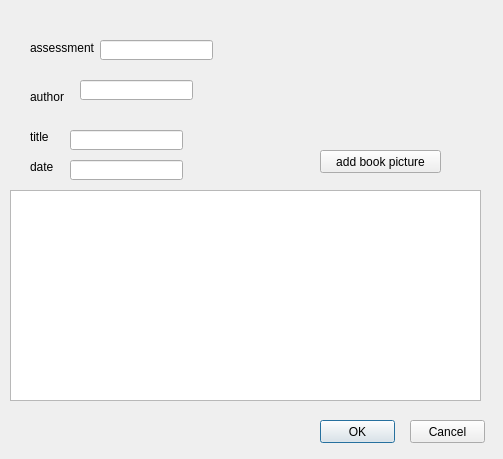
Qt form dialog.ui (artemsmolyak/books) before a commit.
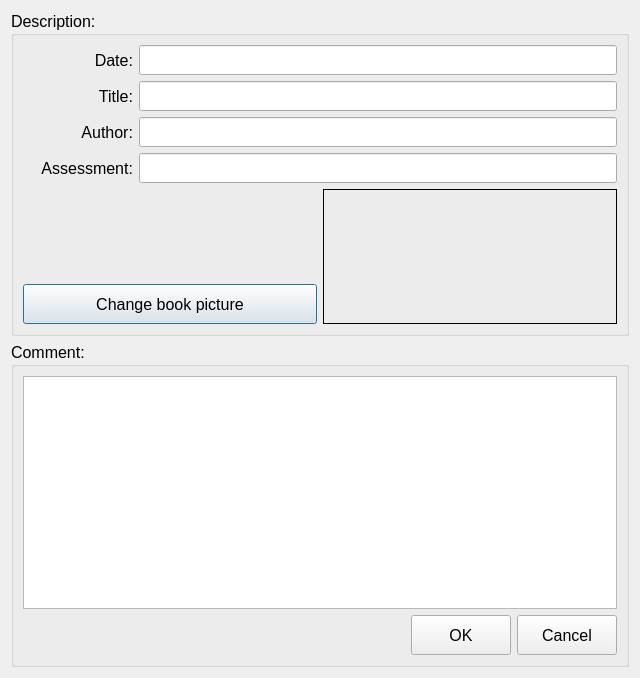
The same form after that commit. Icons and pictures are not drawn.

Diff of the .ui file:
```diff
--- a/dialog.ui
+++ b/dialog.ui
@@ -6,173 +6,373 @@
    <rect>
     <x>0</x>
     <y>0</y>
-    <width>503</width>
-    <height>459</height>
+    <width>640</width>
+    <height>678</height>
    </rect>
   </property>
+  <property name="minimumSize">
+   <size>
+    <width>640</width>
+    <height>480</height>
+   </size>
+  </property>
+  <property name="font">
+   <font>
+    <pointsize>12</pointsize>
+   </font>
+  </property>
   <property name="windowTitle">
    <string>Dialog</string>
   </property>
-  <widget class="QLabel" name="label">
-   <property name="geometry">
-    <rect>
-     <x>30</x>
-     <y>40</y>
-     <width>71</width>
-     <height>16</height>
-    </rect>
-   </property>
-   <property name="text">
-    <string>assessment</string>
-   </property>
-  </widget>
-  <widget class="QLabel" name="label_2">
-   <property name="geometry">
-    <rect>
-     <x>30</x>
-     <y>90</y>
-     <width>47</width>
-     <height>13</height>
-    </rect>
-   </property>
-   <property name="text">
-    <string>author</string>
-   </property>
-  </widget>
-  <widget class="QLabel" name="label_3">
-   <property name="geometry">
-    <rect>
-     <x>30</x>
-     <y>130</y>
-     <width>47</width>
-     <height>13</height>
-    </rect>
-   </property>
-   <property name="text">
-    <string>title</string>
-   </property>
-  </widget>
-  <widget class="QLabel" name="label_4">
-   <property name="geometry">
-    <rect>
-     <x>30</x>
-     <y>160</y>
-     <width>47</width>
-     <height>13</height>
-    </rect>
-   </property>
-   <property name="text">
-    <string>date</string>
-   </property>
-  </widget>
-  <widget class="QTextEdit" name="reviewEdit">
-   <property name="geometry">
-    <rect>
-     <x>10</x>
-     <y>190</y>
-     <width>471</width>
-     <height>211</height>
-    </rect>
-   </property>
-  </widget>
-  <widget class="QLineEdit" name="assesEdit">
-   <property name="geometry">
-    <rect>
-     <x>100</x>
-     <y>40</y>
-     <width>113</width>
-     <height>20</height>
-    </rect>
-   </property>
-  </widget>
-  <widget class="QLineEdit" name="authorEdit">
-   <property name="geometry">
-    <rect>
-     <x>80</x>
-     <y>80</y>
-     <width>113</width>
-     <height>20</height>
-    </rect>
-   </property>
-  </widget>
-  <widget class="QLineEdit" name="titleEdit">
-   <property name="geometry">
-    <rect>
-     <x>70</x>
-     <y>130</y>
-     <width>113</width>
-     <height>20</height>
-    </rect>
-   </property>
-  </widget>
-  <widget class="QLineEdit" name="dateEdit">
-   <property name="geometry">
-    <rect>
-     <x>70</x>
-     <y>160</y>
-     <width>113</width>
-     <height>20</height>
-    </rect>
-   </property>
-  </widget>
-  <widget class="QPushButton" name="pushButton">
-   <property name="geometry">
-    <rect>
-     <x>320</x>
-     <y>420</y>
-     <width>75</width>
-     <height>23</height>
-    </rect>
-   </property>
-   <property name="text">
-    <string>OK</string>
-   </property>
-  </widget>
-  <widget class="QPushButton" name="cancelBtn">
-   <property name="geometry">
-    <rect>
-     <x>410</x>
-     <y>420</y>
-     <width>75</width>
-     <height>23</height>
-    </rect>
-   </property>
-   <property name="text">
-    <string>Cancel</string>
-   </property>
-  </widget>
-  <widget class="QPushButton" name="pushButton_2">
-   <property name="geometry">
-    <rect>
-     <x>320</x>
-     <y>150</y>
-     <width>121</width>
-     <height>23</height>
-    </rect>
-   </property>
-   <property name="text">
-    <string>add book picture</string>
-   </property>
-  </widget>
-  <widget class="QLabel" name="label_5">
-   <property name="geometry">
-    <rect>
-     <x>300</x>
-     <y>20</y>
-     <width>151</width>
-     <height>111</height>
-    </rect>
-   </property>
-   <property name="text">
-    <string/>
-   </property>
-   <property name="pixmap">
-    <pixmap resource="resource/rsc.qrc">:/empty.png</pixmap>
-   </property>
-   <property name="scaledContents">
-    <bool>true</bool>
-   </property>
-  </widget>
+  <layout class="QVBoxLayout" name="verticalLayout_5">
+   <item>
+    <widget class="QGroupBox" name="groupBox_2">
+     <property name="title">
+      <string>Description:</string>
+     </property>
+     <layout class="QVBoxLayout" name="verticalLayout">
+      <item>
+       <layout class="QHBoxLayout" name="horizontalLayout_9">
+        <item>
+         <layout class="QVBoxLayout" name="verticalLayout_3">
+          <item>
+           <layout class="QHBoxLayout" name="horizontalLayout_4">
+            <item>
+             <widget class="QLabel" name="label_4">
+              <property name="minimumSize">
+               <size>
+                <width>110</width>
+                <height>0</height>
+               </size>
+              </property>
+              <property name="font">
+               <font>
+                <pointsize>12</pointsize>
+               </font>
+              </property>
+              <property name="text">
+               <string>Date:</string>
+              </property>
+              <property name="alignment">
+               <set>Qt::AlignRight|Qt::AlignTrailing|Qt::AlignVCenter</set>
+              </property>
+             </widget>
+            </item>
+            <item>
+             <widget class="QLineEdit" name="dateEdit">
+              <property name="sizePolicy">
+               <sizepolicy hsizetype="Expanding" vsizetype="Fixed">
+                <horstretch>0</horstretch>
+                <verstretch>0</verstretch>
+               </sizepolicy>
+              </property>
+              <property name="minimumSize">
+               <size>
+                <width>200</width>
+                <height>30</height>
+               </size>
+              </property>
+              <property name="font">
+               <font>
+                <pointsize>12</pointsize>
+               </font>
+              </property>
+             </widget>
+            </item>
+           </layout>
+          </item>
+          <item>
+           <layout class="QHBoxLayout" name="horizontalLayout_3">
+            <item>
+             <widget class="QLabel" name="label_3">
+              <property name="minimumSize">
+               <size>
+                <width>110</width>
+                <height>0</height>
+               </size>
+              </property>
+              <property name="font">
+               <font>
+                <pointsize>12</pointsize>
+               </font>
+              </property>
+              <property name="text">
+               <string>Title:</string>
+              </property>
+              <property name="alignment">
+               <set>Qt::AlignRight|Qt::AlignTrailing|Qt::AlignVCenter</set>
+              </property>
+             </widget>
+            </item>
+            <item>
+             <widget class="QLineEdit" name="titleEdit">
+              <property name="sizePolicy">
+               <sizepolicy hsizetype="Expanding" vsizetype="Fixed">
+                <horstretch>0</horstretch>
+                <verstretch>0</verstretch>
+               </sizepolicy>
+              </property>
+              <property name="minimumSize">
+               <size>
+                <width>200</width>
+                <height>30</height>
+               </size>
+              </property>
+              <property name="font">
+               <font>
+                <pointsize>12</pointsize>
+               </font>
+              </property>
+             </widget>
+            </item>
+           </layout>
+          </item>
+          <item>
+           <layout class="QHBoxLayout" name="horizontalLayout_2">
+            <item>
+             <widget class="QLabel" name="label_2">
+              <property name="minimumSize">
+               <size>
+                <width>110</width>
+                <height>0</height>
+               </size>
+              </property>
+              <property name="font">
+               <font>
+                <pointsize>12</pointsize>
+               </font>
+              </property>
+              <property name="text">
+               <string>Author:</string>
+              </property>
+              <property name="alignment">
+               <set>Qt::AlignRight|Qt::AlignTrailing|Qt::AlignVCenter</set>
+              </property>
+             </widget>
+            </item>
+            <item>
+             <widget class="QLineEdit" name="authorEdit">
+              <property name="sizePolicy">
+               <sizepolicy hsizetype="Expanding" vsizetype="Fixed">
+                <horstretch>0</horstretch>
+                <verstretch>0</verstretch>
+               </sizepolicy>
+              </property>
+              <property name="minimumSize">
+               <size>
+                <width>200</width>
+                <height>30</height>
+               </size>
+              </property>
+              <property name="font">
+               <font>
+                <pointsize>12</pointsize>
+               </font>
+              </property>
+             </widget>
+            </item>
+           </layout>
+          </item>
+          <item>
+           <layout class="QHBoxLayout" name="horizontalLayout">
+            <item>
+             <widget class="QLabel" name="label">
+              <property name="minimumSize">
+               <size>
+                <width>110</width>
+                <height>0</height>
+               </size>
+              </property>
+              <property name="font">
+               <font>
+                <pointsize>12</pointsize>
+               </font>
+              </property>
+              <property name="text">
+               <string>Assessment:</string>
+              </property>
+              <property name="alignment">
+               <set>Qt::AlignRight|Qt::AlignTrailing|Qt::AlignVCenter</set>
+              </property>
+             </widget>
+            </item>
+            <item>
+             <widget class="QLineEdit" name="assesEdit">
+              <property name="sizePolicy">
+               <sizepolicy hsizetype="Expanding" vsizetype="Fixed">
+                <horstretch>0</horstretch>
+                <verstretch>0</verstretch>
+               </sizepolicy>
+              </property>
+              <property name="minimumSize">
+               <size>
+                <width>200</width>
+                <height>30</height>
+               </size>
+              </property>
+              <property name="font">
+               <font>
+                <pointsize>12</pointsize>
+               </font>
+              </property>
+             </widget>
+            </item>
+           </layout>
+          </item>
+          <item>
+           <layout class="QHBoxLayout" name="horizontalLayout_5">
+            <item>
+             <layout class="QVBoxLayout" name="verticalLayout_2">
+              <item>
+               <spacer name="verticalSpacer_2">
+                <property name="orientation">
+                 <enum>Qt::Vertical</enum>
+                </property>
+                <property name="sizeHint" stdset="0">
+                 <size>
+                  <width>20</width>
+                  <height>40</height>
+                 </size>
+                </property>
+               </spacer>
+              </item>
+              <item>
+               <widget class="QPushButton" name="changeBookCoverButton">
+                <property name="minimumSize">
+                 <size>
+                  <width>0</width>
+                  <height>40</height>
+                 </size>
+                </property>
+                <property name="font">
+                 <font>
+                  <pointsize>12</pointsize>
+                 </font>
+                </property>
+                <property name="text">
+                 <string>Change book picture</string>
+                </property>
+               </widget>
+              </item>
+             </layout>
+            </item>
+            <item>
+             <widget class="QLabel" name="label_5">
+              <property name="sizePolicy">
+               <sizepolicy hsizetype="Minimum" vsizetype="Minimum">
+                <horstretch>0</horstretch>
+                <verstretch>0</verstretch>
+               </sizepolicy>
+              </property>
+              <property name="frameShape">
+               <enum>QFrame::Box</enum>
+              </property>
+              <property name="text">
+               <string/>
+              </property>
+              <property name="pixmap">
+               <pixmap resource="resource/rsc.qrc">:/empty.png</pixmap>
+              </property>
+              <property name="scaledContents">
+               <bool>true</bool>
+              </property>
+             </widget>
+            </item>
+           </layout>
+          </item>
+         </layout>
+        </item>
+       </layout>
+      </item>
+     </layout>
+    </widget>
+   </item>
+   <item>
+    <widget class="QGroupBox" name="groupBox">
+     <property name="font">
+      <font>
+       <pointsize>12</pointsize>
+      </font>
+     </property>
+     <property name="title">
+      <string>Comment:</string>
+     </property>
+     <layout class="QVBoxLayout" name="verticalLayout_4">
+      <item>
+       <widget class="QTextEdit" name="reviewEdit">
+        <property name="minimumSize">
+         <size>
+          <width>0</width>
+          <height>180</height>
+         </size>
+        </property>
+        <property name="font">
+         <font>
+          <pointsize>12</pointsize>
+         </font>
+        </property>
+       </widget>
+      </item>
+      <item>
+       <layout class="QHBoxLayout" name="horizontalLayout_10">
+        <item>
+         <spacer name="horizontalSpacer">
+          <property name="orientation">
+           <enum>Qt::Horizontal</enum>
+          </property>
+          <property name="sizeHint" stdset="0">
+           <size>
+            <width>40</width>
+            <height>20</height>
+           </size>
+          </property>
+         </spacer>
+        </item>
+        <item>
+         <widget class="QPushButton" name="okButton">
+          <property name="minimumSize">
+           <size>
+            <width>100</width>
+            <height>40</height>
+           </size>
+          </property>
+          <property name="font">
+           <font>
+            <pointsize>12</pointsize>
+           </font>
+          </property>
+          <property name="text">
+           <string>OK</string>
+          </property>
+         </widget>
+        </item>
+        <item>
+         <widget class="QPushButton" name="cancelButton">
+          <property name="minimumSize">
+           <size>
+            <width>100</width>
+            <height>40</height>
+           </size>
+          </property>
+          <property name="font">
+           <font>
+            <pointsize>12</pointsize>
+           </font>
+          </property>
+          <property name="text">
+           <string>Cancel</string>
+          </property>
+         </widget>
+        </item>
+       </layout>
+      </item>
+     </layout>
+    </widget>
+   </item>
+  </layout>
+  <zorder>groupBox_2</zorder>
+  <zorder>groupBox</zorder>
+  <zorder>label_5</zorder>
  </widget>
  <resources>
   <include location="resource/rsc.qrc"/>
```
Left out of the diff: 2 changed lines with no effect on the pictures.
